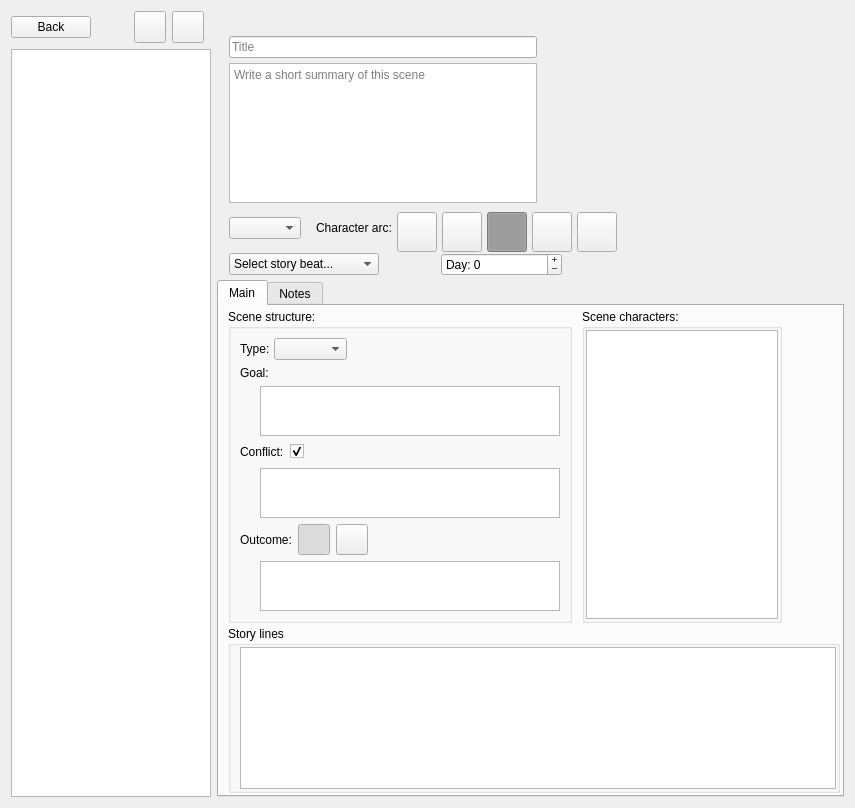
zkovari/plotlyst, file ui/scene_editor.ui: the form before one commit.
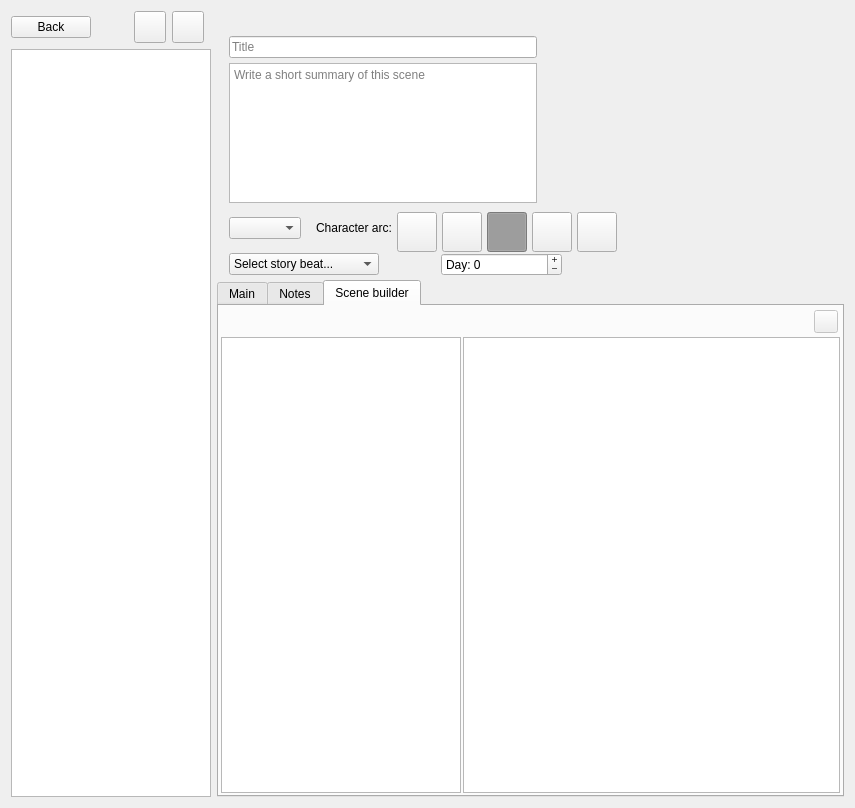
The form after the commit.

Commit message:
Feature/scene builder (#22)
* progress

* progress

* progress

* progress

* progress

* progress

* delete circleci

* add npc

* clean

```diff
--- a/ui/scene_editor.ui
+++ b/ui/scene_editor.ui
@@ -736,7 +736,7 @@
         <enum>QTabWidget::Rounded</enum>
        </property>
        <property name="currentIndex">
-        <number>0</number>
+        <number>2</number>
        </property>
        <property name="iconSize">
         <size>
@@ -1213,6 +1213,120 @@
          </item>
         </layout>
        </widget>
+       <widget class="QWidget" name="tabBuilder">
+        <attribute name="title">
+         <string>Scene builder</string>
+        </attribute>
+        <layout class="QVBoxLayout" name="verticalLayout_9">
+         <property name="spacing">
+          <number>2</number>
+         </property>
+         <property name="leftMargin">
+          <number>2</number>
+         </property>
+         <property name="topMargin">
+          <number>2</number>
+         </property>
+         <property name="rightMargin">
+          <number>2</number>
+         </property>
+         <property name="bottomMargin">
+          <number>2</number>
+         </property>
+         <item>
+          <widget class="QWidget" name="widget" native="true">
+           <layout class="QHBoxLayout" name="horizontalLayout_16">
+            <property name="spacing">
+             <number>2</number>
+            </property>
+            <property name="leftMargin">
+             <number>2</number>
+            </property>
+            <property name="topMargin">
+             <number>2</number>
+            </property>
+            <property name="rightMargin">
+             <number>2</number>
+            </property>
+            <property name="bottomMargin">
+             <number>2</number>
+            </property>
+            <item>
+             <spacer name="horizontalSpacer_18">
+              <property name="orientation">
+               <enum>Qt::Horizontal</enum>
+              </property>
+              <property name="sizeHint" stdset="0">
+               <size>
+                <width>40</width>
+                <height>20</height>
+               </size>
+              </property>
+             </spacer>
+            </item>
+            <item>
+             <widget class="QToolButton" name="btnDelete">
+              <property name="enabled">
+               <bool>false</bool>
+              </property>
+              <property name="text">
+               <string/>
+              </property>
+              <property name="shortcut">
+               <string>Del</string>
+              </property>
+             </widget>
+            </item>
+           </layout>
+          </widget>
+         </item>
+         <item>
+          <layout class="QHBoxLayout" name="horizontalLayout_15">
+           <item>
+            <widget class="QTreeView" name="treeInventory">
+             <property name="maximumSize">
+              <size>
+               <width>240</width>
+               <height>16777215</height>
+              </size>
+             </property>
+             <property name="dragEnabled">
+              <bool>true</bool>
+             </property>
+             <property name="dragDropMode">
+              <enum>QAbstractItemView::DragOnly</enum>
+             </property>
+             <property name="selectionMode">
+              <enum>QAbstractItemView::SingleSelection</enum>
+             </property>
+             <attribute name="headerVisible">
+              <bool>false</bool>
+             </attribute>
+            </widget>
+           </item>
+           <item>
+            <widget class="QTreeView" name="treeSceneBuilder">
+             <property name="dragEnabled">
+              <bool>true</bool>
+             </property>
+             <property name="dragDropOverwriteMode">
+              <bool>false</bool>
+             </property>
+             <property name="dragDropMode">
+              <enum>QAbstractItemView::DragDrop</enum>
+             </property>
+             <property name="wordWrap">
+              <bool>true</bool>
+             </property>
+             <attribute name="headerVisible">
+              <bool>false</bool>
+             </attribute>
+            </widget>
+           </item>
+          </layout>
+         </item>
+        </layout>
+       </widget>
       </widget>
      </item>
     </layout>
```
Left out of the diff: 2 changed lines with no effect on the pictures. The commit also changes 8 other files.
